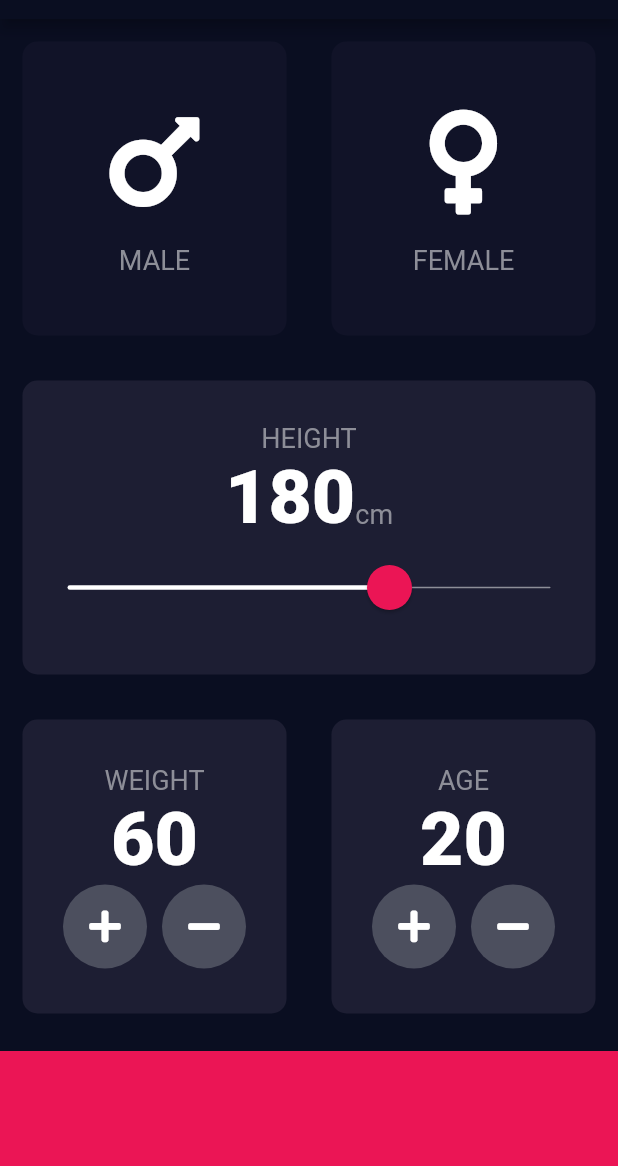
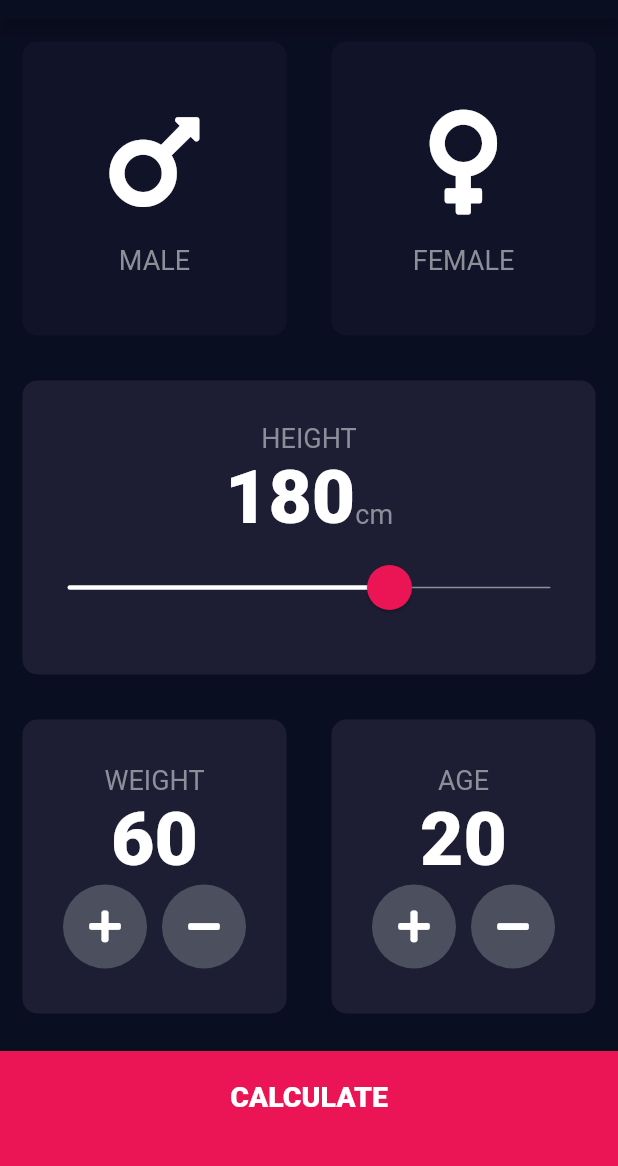
Before and after one commit to SixArne/Flutter_BMI_Calculator, a Flutter app: the screen it shows after launch, on a phone screen of 412 x 824 dp, the part 65-1231 px from its top. Run offline on Flutter 3.47's test engine with Material 2 defaults, Android fonts, the phone set to English and light mode, and no system bars; our stand-ins replace font_awesome_flutter.

```diff
--- a/lib/main.dart
+++ b/lib/main.dart
@@ -1,5 +1,6 @@
+import 'package:bmi_calculator/pages/result_page.dart';
 import 'package:flutter/material.dart';
-import 'input_page.dart';
+import 'pages/input_page.dart';
 
 void main() {
   runApp(BMICalculator());
@@ -10,12 +11,16 @@ class BMICalculator extends StatelessWidget {
   @override
   Widget build(BuildContext context) {
     return MaterialApp(
-      home: InputPage(),
       debugShowCheckedModeBanner: false,
       theme: ThemeData.dark().copyWith(
           primaryColor: Color(0xFF0A0E21),
           scaffoldBackgroundColor: Color(0xFF0A0E21),
       ),
+      initialRoute: '/',
+      routes: {
+        '/': (context) => InputPage(),
+        '/result': (context) => ResultPage()
+      }
     );
   }
 }
--- a/lib/input_page.dart
+++ b/lib/pages/input_page.dart
@@ -1,10 +1,13 @@
-import 'package:bmi_calculator/reusable_card.dart';
-import 'package:bmi_calculator/rounded_icon_btn.dart';
+import 'package:bmi_calculator/pages/result_page.dart';
+import 'package:bmi_calculator/widgets/bottom_button.dart';
+import 'package:bmi_calculator/widgets/reusable_card.dart';
+import 'package:bmi_calculator/widgets/rounded_icon_btn.dart';
 import 'package:flutter/material.dart';
 import 'package:font_awesome_flutter/font_awesome_flutter.dart';
+import 'package:bmi_calculator/bmi_calculator.dart';
 
-import 'constants.dart';
-import 'icon_content.dart';
+import '../constants.dart';
+import '../widgets/icon_content.dart';
 
 class InputPage extends StatefulWidget {
   @override
@@ -193,11 +196,22 @@ class _InputPageState extends State<InputPage> {
           ),
 
           // Button bottom
-          Container(
-            color: kBottomContainerColor,
-            margin: EdgeInsets.only(top: 10.0),
-            width: double.infinity,
-            height: kBottomContainerHeight,
+          BottomButton(
+            onTap: () {
+              CalculatorBrain calc = CalculatorBrain(height: height, weight: weight);
+
+              Navigator.push(
+                context,
+                MaterialPageRoute(
+                    builder: (context) => ResultPage(
+                        bmiResult: calc.calculateBMI(),
+                        resultText: calc.getResult(),
+                        interpretation: calc.getInterpretation()
+                    )
+                )
+              );
+            },
+            buttonTitle: 'CALCULATE',
           )
         ],
       )
--- /dev/null
+++ b/lib/widgets/bottom_button.dart
@@ -0,0 +1,30 @@
+import 'package:flutter/material.dart';
+
+import '../constants.dart';
+
+class BottomButton extends StatelessWidget {
+
+  final Function onTap;
+  final String buttonTitle;
+
+  BottomButton({
+    @required this.onTap, @required this.buttonTitle,
+  });
+
+  @override
+  Widget build(BuildContext context) {
+    return GestureDetector(
+      onTap: onTap,
+      child: Container(
+        color: kBottomContainerColor,
+        margin: EdgeInsets.only(top: 10.0),
+        width: double.infinity,
+        height: kBottomContainerHeight,
+        padding: EdgeInsets.only(bottom: 20.0),
+        child: Center(
+            child: Text(buttonTitle, style: kButtonTextStyle)
+        ),
+      ),
+    );
+  }
+}
--- a/lib/icon_content.dart
+++ b/lib/widgets/icon_content.dart
@@ -1,6 +1,6 @@
 import 'package:flutter/material.dart';
 
-import 'constants.dart';
+import '../constants.dart';
 
 class IconContent extends StatelessWidget {
   IconContent({@required this.label, @required this.icon});
```
Also changed, not shown: lib/bmi_calculator.dart (added, +35 -0 lines), lib/constants.dart (+25 -0 lines), lib/pages/result_page.dart (added, +61 -0 lines), lib/widgets/reusable_card.dart (renamed from lib/reusable_card.dart), lib/widgets/rounded_icon_btn.dart (renamed from lib/rounded_icon_btn.dart).
